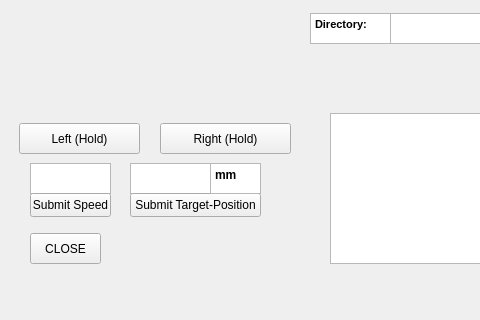
The window that Real_mainwindow.ui (sistrebel/Emittancemeter_control) describes before a commit, drawn with Qt 5; both pictures show x 0 to 480 and y 237 to 557 of the 738 by 557 pixel window.
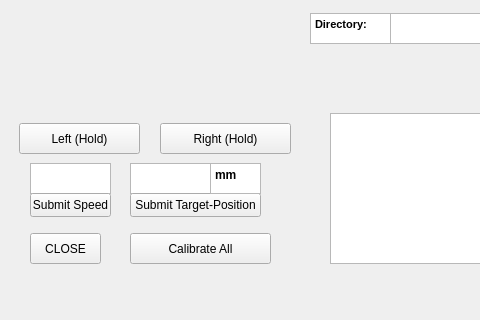
The same window after the commit. Custom widgets are drawn as their Qt base class.

Commit message: added calibrate button

Diff of the .ui file:
```diff
--- a/Real_mainwindow.ui
+++ b/Real_mainwindow.ui
@@ -416,6 +416,22 @@
      <string>&lt;html&gt;&lt;head/&gt;&lt;body&gt;&lt;p&gt;&lt;span style=&quot; font-weight:700;&quot;&gt; 2Y [mm]&lt;/span&gt;&lt;/p&gt;&lt;/body&gt;&lt;/html&gt;</string>
     </property>
    </widget>
+   <widget class="QPushButton" name="CalibrateButton">
+    <property name="geometry">
+     <rect>
+      <x>130</x>
+      <y>470</y>
+      <width>141</width>
+      <height>31</height>
+     </rect>
+    </property>
+    <property name="styleSheet">
+     <string notr="true"/>
+    </property>
+    <property name="text">
+     <string>Calibrate All</string>
+    </property>
+   </widget>
   </widget>
   <widget class="QMenuBar" name="menubar">
    <property name="geometry">
```
